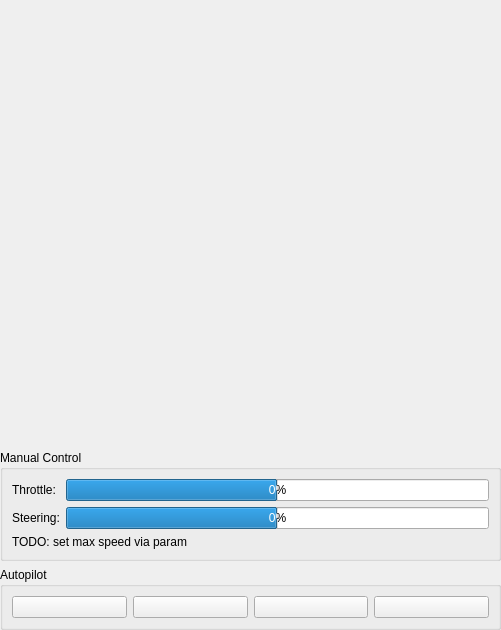
The window that userinterface/driveui.ui (RISE-Dependable-Transport-Systems/WayWise) describes before a commit, drawn with Qt 5.
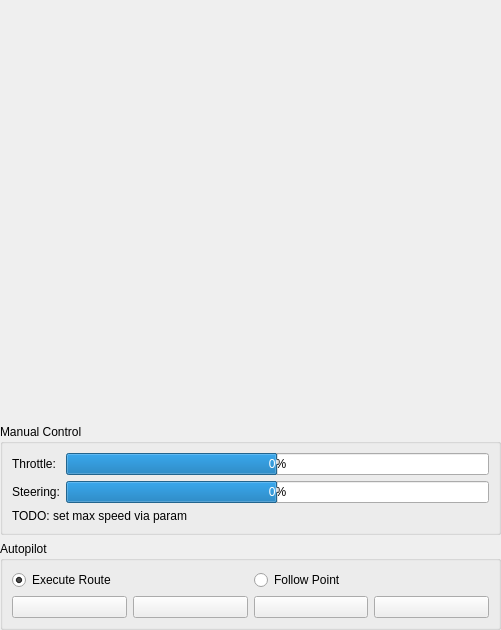
The same window after the commit. Icons and pictures are not drawn.

Commit message: MavsdkVehicleConnection::requestFollowPoint()

What changed in the file:
```diff
--- a/userinterface/driveui.ui
+++ b/userinterface/driveui.ui
@@ -108,6 +108,29 @@
      <property name="title">
       <string>Autopilot</string>
      </property>
+     <layout class="QVBoxLayout" name="verticalLayout_3">
+      <item>
+       <layout class="QHBoxLayout" name="horizontalLayout_4">
+        <item>
+         <widget class="QRadioButton" name="apExecuteRouteRadioButton">
+          <property name="text">
+           <string>Execute Route</string>
+          </property>
+          <property name="checked">
+           <bool>true</bool>
+          </property>
+         </widget>
+        </item>
+        <item>
+         <widget class="QRadioButton" name="apFollowPointRadioButton">
+          <property name="text">
+           <string>Follow Point</string>
+          </property>
+         </widget>
+        </item>
+       </layout>
+      </item>
+      <item>
      <layout class="QHBoxLayout" name="horizontalLayout">
       <item>
        <widget class="QPushButton" name="apRestartButton">
@@ -152,6 +175,8 @@
           <normaloff>:/icons/icons/Stop-96.png</normaloff>:/icons/icons/Stop-96.png</iconset>
         </property>
        </widget>
+        </item>
+       </layout>
       </item>
      </layout>
     </widget>
```
Lines whose indentation alone changed are shown as unchanged. The commit also changes 4 other files.
